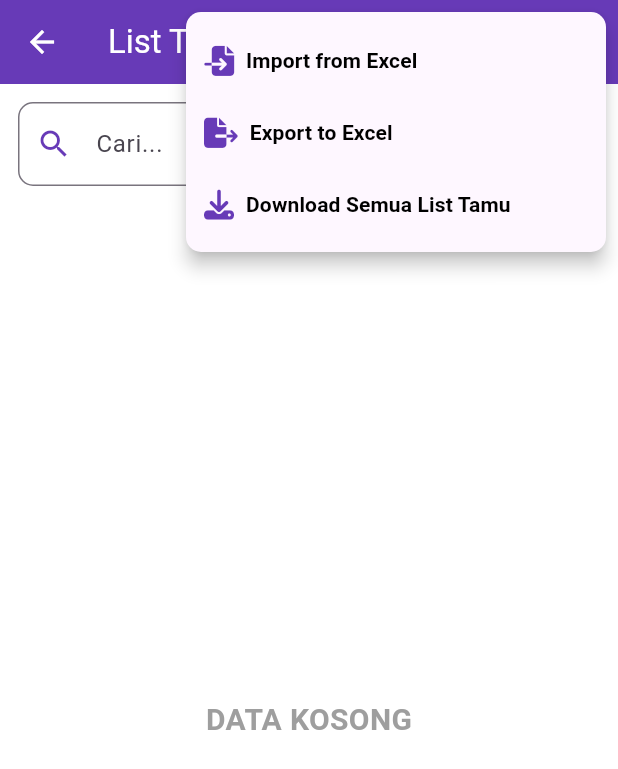
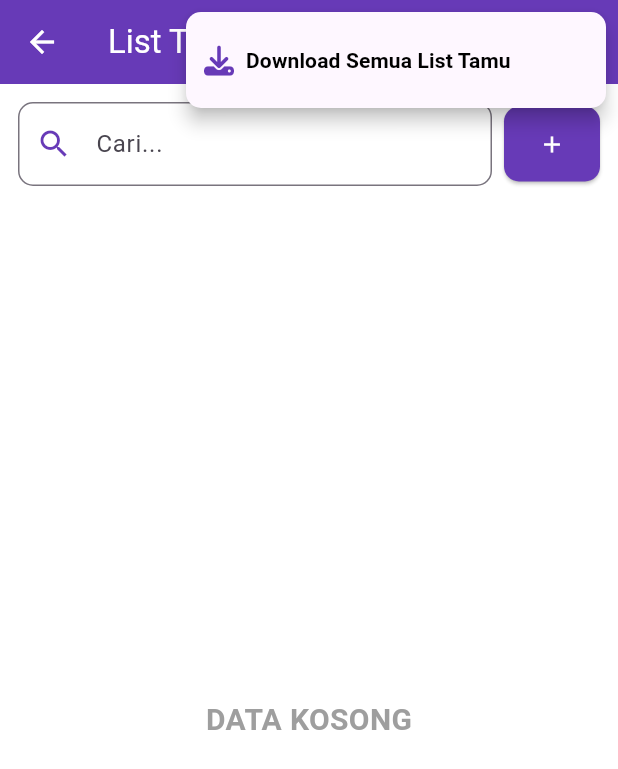
Before and after one commit to arvandha121/WeddingCheck-Online, a Flutter app: the HomesChild screen opened directly with empty values, after a tap on the "more vert" icon, on a phone screen of 412 x 824 dp. Shown: the top 769 px of the screen. Run offline on Flutter 3.47's test engine with Material 3 defaults, Android fonts, the phone set to English and light mode, and no system bars; our stand-ins replace file_picker, font_awesome_flutter, get, google_fonts, image_gallery_saver, permission_handler and 5 more; missing offline and left inert: excel, qr_code_scanner; accounts and stored records are empty.

Commit message:
kasih batasan role admin dan pegawai

```diff
--- a/lib/views/homepage.dart
+++ b/lib/views/homepage.dart
@@ -34,7 +34,7 @@ class _HomePageState extends State<HomePage> {
 
     List<Widget> filteredWidgets = [
       Center(
-        child: HomesParent(),
+        child: HomesParent(role: role),
       ),
       Center(
         child: QRScanner(),
@@ -54,7 +54,7 @@ class _HomePageState extends State<HomePage> {
     }
 
     return Scaffold(
-      appBar: MyAppBar(),
+      appBar: MyAppBar(role: role),
       body: filteredWidgets[selectedIndex],
       bottomNavigationBar: MyBottomNavBar(
         currentIndex: selectedIndex,
--- a/lib/views/other/appbar/appbar.dart
+++ b/lib/views/other/appbar/appbar.dart
@@ -6,7 +6,9 @@ import 'package:flutter/services.dart'; // Import the services package for clipb
 import 'package:weddingcheck/app/provider/provider.dart';
 
 class MyAppBar extends StatelessWidget implements PreferredSizeWidget {
-  MyAppBar({Key? key}) : super(key: key);
+  final String role;
+
+  MyAppBar({Key? key, required this.role}) : super(key: key);
 
   final Uri url = Uri.parse('https://excelexample.arvandhaa.my.id');
 
@@ -30,6 +32,7 @@ class MyAppBar extends StatelessWidget implements PreferredSizeWidget {
         color: Colors.white, // Set the back arrow color to white
       ),
       actions: [
+        if (role == 'admin')
           IconButton(
             icon: Icon(Icons.info),
             tooltip: 'Information',
--- a/lib/views/other/menu/screens/homes-child/homes.dart
+++ b/lib/views/other/menu/screens/homes-child/homes.dart
@@ -13,8 +13,9 @@ import 'package:font_awesome_flutter/font_awesome_flutter.dart';
 
 class HomesChild extends StatefulWidget {
   final int parentId;
+  final String role;
 
-  HomesChild({required this.parentId});
+  HomesChild({required this.parentId, required this.role});
 
   @override
   State<HomesChild> createState() => _HomesChildState();
@@ -120,7 +121,10 @@ class _HomesChildState extends State<HomesChild> {
               Color iconColor = isDarkMode ? Colors.white : Colors.deepPurple;
               Color textColor = isDarkMode ? Colors.white : Colors.black;
 
-              return <PopupMenuEntry<String>>[
+              List<PopupMenuEntry<String>> menuItems = [];
+
+              if (widget.role == 'admin') {
+                menuItems.addAll([
                   PopupMenuItem<String>(
                     value: 'import_excel',
                     child: Row(
@@ -151,6 +155,10 @@ class _HomesChildState extends State<HomesChild> {
                       ],
                     ),
                   ),
+                ]);
+              }
+
+              menuItems.add(
                 PopupMenuItem<String>(
                   value: 'download_all',
                   child: Row(
@@ -166,7 +174,9 @@ class _HomesChildState extends State<HomesChild> {
                     ],
                   ),
                 ),
-              ];
+              );
+
+              return menuItems;
             },
             shape: RoundedRectangleBorder(
               borderRadius: BorderRadius.circular(10),
--- a/lib/views/other/menu/screens/homes-parent/homes.dart
+++ b/lib/views/other/menu/screens/homes-parent/homes.dart
@@ -6,6 +6,10 @@ import 'package:weddingcheck/views/other/menu/screens/homes-parent/create/create
 import 'package:weddingcheck/views/other/menu/screens/homes-parent/edit/edit.dart';
 
 class HomesParent extends StatefulWidget {
+  final String role;
+
+  HomesParent({required this.role});
+
   @override
   State<HomesParent> createState() => _HomesParentState();
 }
@@ -216,6 +220,7 @@ class _HomesParentState extends State<HomesParent> {
                                     );
                                   },
                                 ),
+                                if (widget.role == 'admin')
                                   IconButton(
                                     icon: Icon(Icons.delete, color: Colors.red),
                                     onPressed: () => _confirmDelete(
@@ -232,6 +237,7 @@ class _HomesParentState extends State<HomesParent> {
                                 MaterialPageRoute(
                                   builder: (context) => HomesChild(
                                     parentId: item.id!,
+                                    role: widget.role, // Pass the role here
                                   ),
                                 ),
                               );
```
Lines whose indentation alone changed are shown as unchanged.
